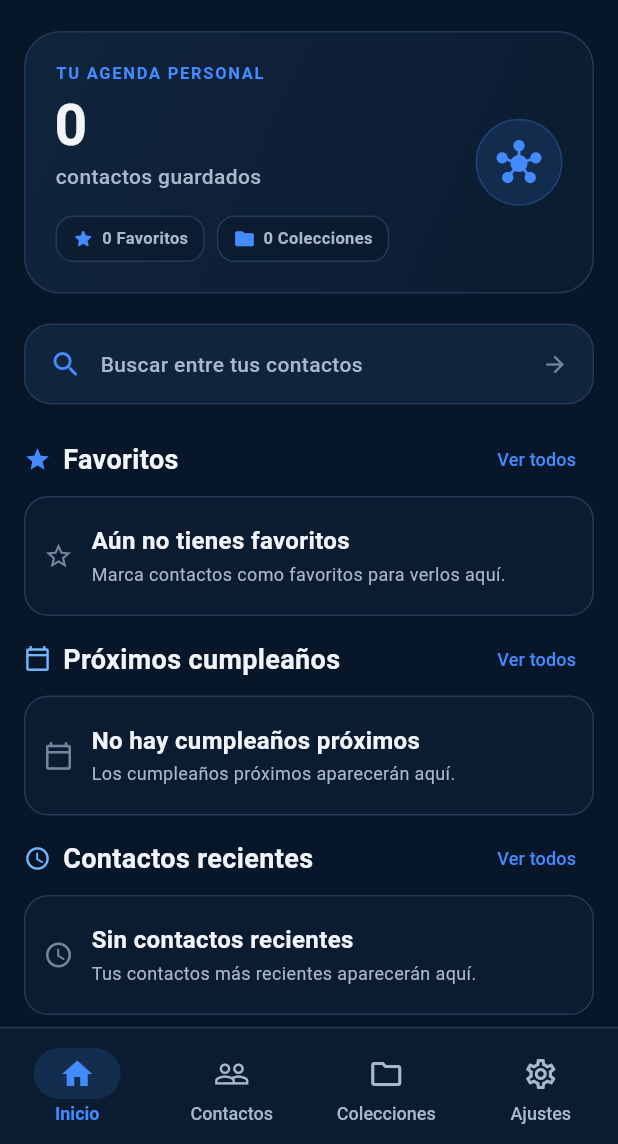
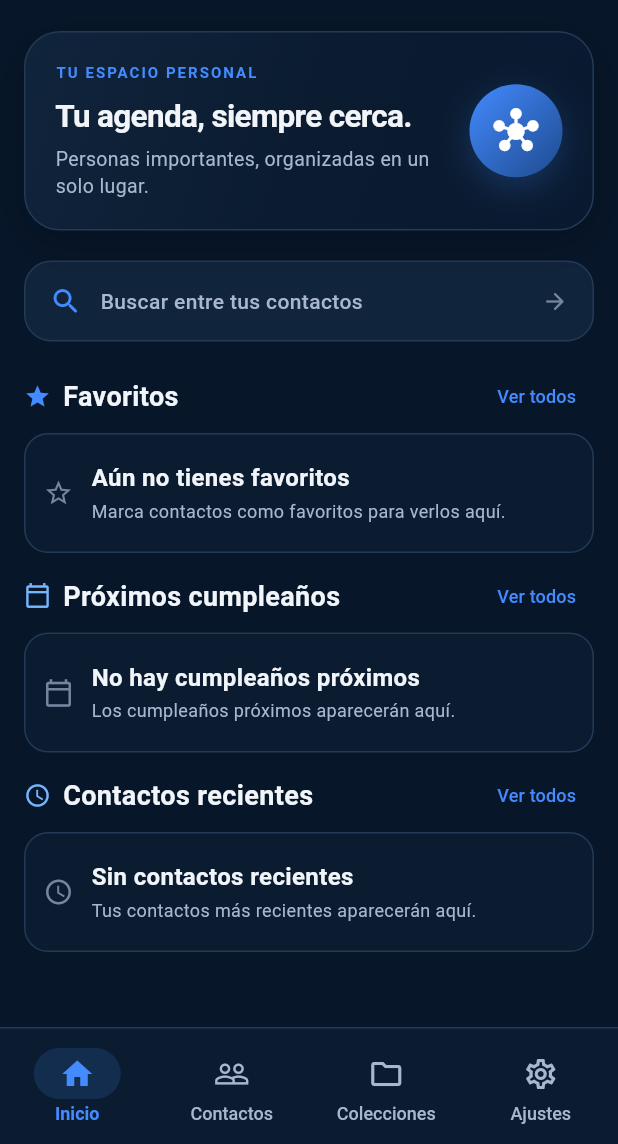
Before and after one commit to Ocelote9547/Nexo-dev, a Flutter app: the screen it shows after launch, on a phone screen of 412 x 824 dp, the part 92-1236 px from its top. Run offline on Flutter 3.47's test engine with Material 3 defaults, Android fonts, the phone set to English and light mode, and no system bars; our stand-ins replace drift, file_picker, flutter_contacts, flutter_local_notifications, flutter_riverpod, flutter_secure_storage and 4 more; accounts and stored records are empty; generated files the repository leaves out were written again.

Commit message:
Redesign home dashboard with premium welcome and elevated contact cards

```diff
--- a/lib/features/home/presentation/screens/dashboard_screen.dart
+++ b/lib/features/home/presentation/screens/dashboard_screen.dart
@@ -23,7 +23,6 @@ class DashboardScreen extends ConsumerWidget {
   @override
   Widget build(BuildContext context, WidgetRef ref) {
     final tokens = ref.tokens(context);
-    final summaryAsync = ref.watch(dashboardSummaryProvider);
     final recentAsync = ref.watch(recentContactsProvider);
     final upcomingAsync = ref.watch(upcomingDatesProvider);
     final allContactsAsync = ref.watch(contactsListProvider);
@@ -31,20 +30,12 @@ class DashboardScreen extends ConsumerWidget {
     return Scaffold(
       backgroundColor: tokens.background,
       body: SafeArea(
-        child: summaryAsync.when(
-          data: (summary) => CustomScrollView(
+        child: CustomScrollView(
           slivers: [
             SliverToBoxAdapter(
               child: _Header(tokens: tokens, onNavigate: onNavigate),
             ),
-              SliverToBoxAdapter(
-                child: _OverviewCard(
-                  tokens: tokens,
-                  totalContacts: summary.totalContacts,
-                  favoriteContacts: summary.favoriteContacts,
-                  totalCollections: summary.totalCollections,
-                ),
-              ),
+            SliverToBoxAdapter(child: _WelcomeCard(tokens: tokens)),
             SliverToBoxAdapter(
               child: _SearchBar(
                 tokens: tokens,
@@ -77,194 +68,106 @@ class DashboardScreen extends ConsumerWidget {
             ),
           ],
         ),
-          loading: () => const NexoLoading(),
-          error: (e, _) => NexoErrorState(message: 'Error al cargar el panel: $e'),
-        ),
       ),
     );
   }
 }
 
 // ============================================================================
-// Resumen principal — jerarquía visual de la pantalla de inicio
+// Bienvenida — tarjeta principal de la agenda, sin contadores
 // ============================================================================
 
-class _OverviewCard extends StatelessWidget {
+class _WelcomeCard extends StatelessWidget {
   final NexoDesignTokens tokens;
-  final int totalContacts;
-  final int favoriteContacts;
-  final int totalCollections;
-
-  const _OverviewCard({
-    required this.tokens,
-    required this.totalContacts,
-    required this.favoriteContacts,
-    required this.totalCollections,
-  });
+  const _WelcomeCard({required this.tokens});
 
   @override
   Widget build(BuildContext context) {
     return Padding(
       padding: const EdgeInsets.fromLTRB(16, 12, 16, 16),
-      child: LayoutBuilder(
-        builder: (context, constraints) {
-          final compact = constraints.maxWidth < 360 ||
-              MediaQuery.textScalerOf(context).scale(1) > 1.3;
-
-          return Container(
+      child: Container(
         padding: const EdgeInsets.all(20),
         decoration: BoxDecoration(
           gradient: LinearGradient(
             begin: Alignment.topLeft,
             end: Alignment.bottomRight,
-                colors: [tokens.surfaceElevated, tokens.surface],
+            colors: [
+              tokens.surfaceElevated,
+              tokens.surface,
+              tokens.surfaceSecondary,
+            ],
           ),
           borderRadius: BorderRadius.circular(24),
           border: Border.all(color: tokens.border),
+          boxShadow: [
+            BoxShadow(
+              color: Colors.black.withValues(alpha: tokens.isDark ? 0.20 : 0.045),
+              blurRadius: 22,
+              offset: const Offset(0, 9),
             ),
-            child: compact
-                ? Column(
-                    crossAxisAlignment: CrossAxisAlignment.start,
-                    children: [
-                      Row(
-                        crossAxisAlignment: CrossAxisAlignment.start,
-                        children: [
-                          Expanded(child: _buildMainInfo(includeMetrics: false)),
-                          const SizedBox(width: 12),
-                          _buildBrandMark(),
           ],
         ),
-                      const SizedBox(height: 16),
-                      _buildMetrics(),
-                    ],
-                  )
-                : Row(
+        child: Row(
           children: [
-                      Expanded(child: _buildMainInfo(includeMetrics: true)),
-                      const SizedBox(width: 12),
-                      _buildBrandMark(),
-                    ],
-                  ),
-          );
-        },
-      ),
-    );
-  }
-
-  Widget _buildMainInfo({required bool includeMetrics}) {
-    return Column(
+            Expanded(
+              child: Column(
                 crossAxisAlignment: CrossAxisAlignment.start,
                 children: [
                   Text(
-          'TU AGENDA PERSONAL',
+                    'TU ESPACIO PERSONAL',
                     style: TextStyle(
                       color: tokens.accent,
-            fontSize: 11,
+                      fontSize: 10,
                       fontWeight: FontWeight.w700,
-            letterSpacing: 1.15,
+                      letterSpacing: 1.35,
                     ),
                   ),
-        const SizedBox(height: 8),
+                  const SizedBox(height: 9),
                   Text(
-          '$totalContacts',
+                    'Tu agenda, siempre cerca.',
                     style: TextStyle(
                       color: tokens.textPrimary,
-            fontSize: 38,
-            height: 1,
+                      fontSize: 21,
+                      height: 1.18,
                       fontWeight: FontWeight.w700,
-            letterSpacing: -1.2,
+                      letterSpacing: -0.45,
                     ),
                   ),
-        const SizedBox(height: 5),
+                  const SizedBox(height: 7),
                   Text(
-          totalContacts == 1 ? 'contacto guardado' : 'contactos guardados',
+                    'Personas importantes, organizadas en un solo lugar.',
                     style: TextStyle(
                       color: tokens.textSecondary,
-            fontSize: 14,
-            fontWeight: FontWeight.w500,
-          ),
-        ),
-        if (includeMetrics) ...[
-          const SizedBox(height: 16),
-          _buildMetrics(),
-        ],
-      ],
-    );
-  }
-
-  Widget _buildBrandMark() {
-    return Container(
-      width: 58,
-      height: 58,
-      decoration: BoxDecoration(
-        color: tokens.accent.withValues(alpha: 0.13),
-        shape: BoxShape.circle,
-        border: Border.all(
-          color: tokens.accent.withValues(alpha: 0.24),
-        ),
-      ),
-      child: Icon(Icons.hub_rounded, color: tokens.accent, size: 30),
-    );
-  }
-
-  Widget _buildMetrics() {
-    return Wrap(
-      spacing: 8,
-      runSpacing: 8,
-      children: [
-        _OverviewMetric(
-          icon: Icons.star_rounded,
-          value: favoriteContacts,
-          label: 'Favoritos',
-          tokens: tokens,
-        ),
-        _OverviewMetric(
-          icon: Icons.folder_rounded,
-          value: totalCollections,
-          label: 'Colecciones',
-          tokens: tokens,
-        ),
-      ],
-    );
-  }
-}
-
-class _OverviewMetric extends StatelessWidget {
-  final IconData icon;
-  final int value;
-  final String label;
-  final NexoDesignTokens tokens;
-
-  const _OverviewMetric({
-    required this.icon,
-    required this.value,
-    required this.label,
-    required this.tokens,
-  });
-
-  @override
-  Widget build(BuildContext context) {
-    return Container(
-      padding: const EdgeInsets.symmetric(horizontal: 10, vertical: 7),
-      decoration: BoxDecoration(
-        color: tokens.background.withValues(alpha: 0.42),
-        borderRadius: BorderRadius.circular(12),
-        border: Border.all(color: tokens.border),
-      ),
-      child: Row(
-        mainAxisSize: MainAxisSize.min,
-        children: [
-          Icon(icon, color: tokens.accent, size: 15),
-          const SizedBox(width: 5),
-          Text(
-            '$value $label',
-            style: TextStyle(
-              color: tokens.textSecondary,
-              fontSize: 11,
-              fontWeight: FontWeight.w600,
+                      fontSize: 13,
+                      height: 1.4,
                     ),
                   ),
                 ],
+              ),
+            ),
+            const SizedBox(width: 14),
+            Container(
+              width: 62,
+              height: 62,
+              decoration: BoxDecoration(
+                shape: BoxShape.circle,
+                gradient: LinearGradient(
+                  begin: Alignment.topLeft,
+                  end: Alignment.bottomRight,
+                  colors: [tokens.accent, tokens.accentSelected],
+                ),
+                boxShadow: [
+                  BoxShadow(
+                    color: tokens.accent.withValues(alpha: 0.22),
+                    blurRadius: 18,
+                    offset: const Offset(0, 7),
+                  ),
+                ],
+              ),
+              child: const Icon(Icons.hub_rounded, color: Colors.white, size: 30),
+            ),
+          ],
+        ),
       ),
     );
   }
@@ -526,7 +429,7 @@ class _FavoritesSection extends StatelessWidget {
                 );
               }
               return SizedBox(
-                height: 92,
+                height: 82,
                 child: ListView.separated(
                   scrollDirection: Axis.horizontal,
                   itemCount: favs.length > 5 ? 5 : favs.length,
@@ -551,7 +454,7 @@ class _FavoritesSection extends StatelessWidget {
               );
             },
             loading: () => const SizedBox(
-              height: 92,
+              height: 82,
               child: NexoLoading(),
             ),
             error: (e, _) => Text(
@@ -578,65 +481,66 @@ class _FavoriteItem extends StatelessWidget {
 
   @override
   Widget build(BuildContext context) {
-    return InkWell(
+    return Material(
+      color: tokens.surface,
+      elevation: tokens.isDark ? 3 : 1,
+      shadowColor: Colors.black.withValues(alpha: tokens.isDark ? 0.28 : 0.08),
+      borderRadius: BorderRadius.circular(18),
+      child: InkWell(
         onTap: onTap,
-      borderRadius: BorderRadius.circular(NexoDesignRadii.lg),
-      child: SizedBox(
-        width: 68,
-        child: Column(
-          mainAxisSize: MainAxisSize.min,
+        borderRadius: BorderRadius.circular(18),
+        child: Container(
+          width: 190,
+          padding: const EdgeInsets.symmetric(horizontal: 12, vertical: 10),
+          decoration: BoxDecoration(
+            borderRadius: BorderRadius.circular(18),
+            border: Border.all(color: tokens.border),
+          ),
+          child: Row(
             children: [
-            Stack(
-              alignment: Alignment.center,
-              children: [
-                Container(
-                  width: 52,
-                  height: 52,
-                  decoration: BoxDecoration(
-                    color: tokens.surfaceHigh,
-                    borderRadius: BorderRadius.circular(NexoDesignRadii.full),
-                  ),
-                  child: ClipRRect(
-                    borderRadius: BorderRadius.circular(NexoDesignRadii.full),
+              ClipOval(
                 child: NexoAvatar(
                   displayName: contact.displayName,
                   photoPath: contact.photoPath,
-                      size: 52,
+                  size: 48,
                   tokens: tokens,
                 ),
               ),
+              const SizedBox(width: 11),
+              Expanded(
+                child: Column(
+                  mainAxisAlignment: MainAxisAlignment.center,
+                  crossAxisAlignment: CrossAxisAlignment.start,
+                  children: [
+                    Text(
+                      contact.displayName,
+                      style: NexoDesignTypography.contactNameMedium.copyWith(
+                        color: tokens.textPrimary,
                       ),
-                if (contact.isFavorite)
-                  Positioned(
-                    right: 2,
-                    bottom: 2,
-                    child: Container(
-                      width: 16,
-                      height: 16,
-                      decoration: BoxDecoration(
-                        color: tokens.accent,
-                        shape: BoxShape.circle,
+                      maxLines: 1,
+                      overflow: TextOverflow.ellipsis,
                     ),
-                      child: Icon(
-                        Icons.star,
-                        color: Colors.white,
-                        size: 10,
-                      ),
+                    const SizedBox(height: 4),
+                    Row(
+                      children: [
+                        Icon(Icons.star_rounded, color: tokens.favorite, size: 13),
+                        const SizedBox(width: 4),
+                        Text(
+                          'Favorito',
+                          style: TextStyle(
+                            color: tokens.textSecondary,
+                            fontSize: 11,
+                            fontWeight: FontWeight.w500,
                           ),
                         ),
                       ],
                     ),
-            const SizedBox(height: NexoDesignSpacing.xs),
-            Text(
-              contact.displayName,
-              style: NexoDesignTypography.contactCaption.copyWith(
-                color: tokens.textSecondary,
+                  ],
                 ),
-              maxLines: 1,
-              overflow: TextOverflow.ellipsis,
-              textAlign: TextAlign.center,
               ),
+              Icon(Icons.chevron_right_rounded, color: tokens.textTertiary, size: 19),
             ],
+          ),
         ),
       ),
     );
@@ -724,7 +628,9 @@ class _UpcomingSection extends StatelessWidget {
               return Column(
                 children: List.generate(
                   upcoming.length,
-                  (index) => _BirthdayRow(
+                  (index) => Padding(
+                    padding: const EdgeInsets.only(bottom: 10),
+                    child: _BirthdayRow(
                     tokens: tokens,
                     upcoming: upcoming[index],
                     isLast: index == upcoming.length - 1,
@@ -736,6 +642,7 @@ class _UpcomingSection extends StatelessWidget {
                         ),
                       );
                     },
+                  ),
                   ),
                 ),
               );
@@ -770,19 +677,21 @@ class _BirthdayRow extends StatelessWidget {
     final name = upcoming.contactName ?? 'Contacto';
     return InkWell(
       onTap: onTap,
-      borderRadius: BorderRadius.zero,
+      borderRadius: BorderRadius.circular(18),
       child: Container(
         height: 74,
+        padding: const EdgeInsets.symmetric(horizontal: 12),
         decoration: BoxDecoration(
           color: tokens.surface,
-          border: isLast
-              ? null
-              : Border(
-                  bottom: BorderSide(
-                    color: tokens.separator,
-                    width: 1,
+          borderRadius: BorderRadius.circular(18),
+          border: Border.all(color: tokens.border),
+          boxShadow: [
+            BoxShadow(
+              color: Colors.black.withValues(alpha: tokens.isDark ? 0.18 : 0.045),
+              blurRadius: 16,
+              offset: const Offset(0, 5),
             ),
-                ),
+          ],
         ),
         child: Row(
           children: [
@@ -964,7 +873,9 @@ class _RecentSection extends StatelessWidget {
               return Column(
                 children: List.generate(
                   recent.length,
-                  (index) => _RecentRow(
+                  (index) => Padding(
+                    padding: const EdgeInsets.only(bottom: 10),
+                    child: _RecentRow(
                     tokens: tokens,
                     contact: recent[index],
                     isLast: index == recent.length - 1,
@@ -976,6 +887,7 @@ class _RecentSection extends StatelessWidget {
                         ),
                       );
                     },
+                  ),
                   ),
                 ),
               );
@@ -1009,19 +921,21 @@ class _RecentRow extends StatelessWidget {
   Widget build(BuildContext context) {
     return InkWell(
       onTap: onTap,
-      borderRadius: BorderRadius.zero,
+      borderRadius: BorderRadius.circular(18),
       child: Container(
-        height: 68,
+        height: 76,
+        padding: const EdgeInsets.symmetric(horizontal: 12),
         decoration: BoxDecoration(
           color: tokens.surface,
-          border: isLast
-              ? null
-              : Border(
-                  bottom: BorderSide(
-                    color: tokens.separator,
-                    width: 1,
+          borderRadius: BorderRadius.circular(18),
+          border: Border.all(color: tokens.border),
+          boxShadow: [
+            BoxShadow(
+              color: Colors.black.withValues(alpha: tokens.isDark ? 0.18 : 0.045),
+              blurRadius: 16,
+              offset: const Offset(0, 5),
             ),
-                ),
+          ],
         ),
         child: Row(
           children: [
```
Lines whose indentation alone changed are shown as unchanged.
